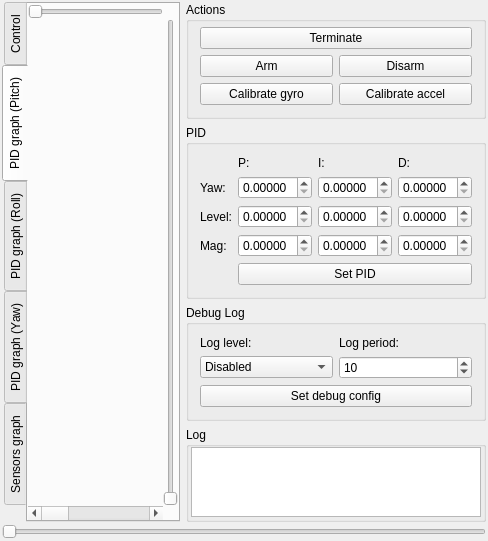
The window that mainwindow.ui (apikozh/QuadcopterRC) describes before a commit, drawn with Qt 5.
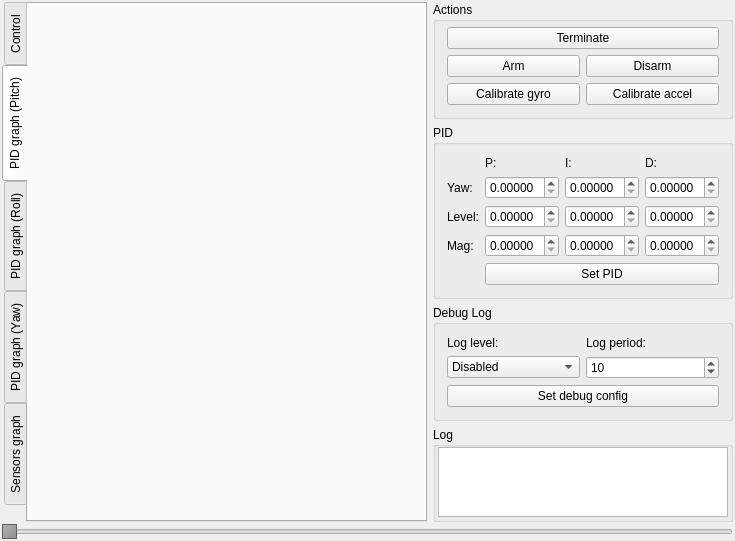
The same window after the commit. Custom widgets are drawn as their Qt base class.

What changed in the file:
```diff
--- a/mainwindow.ui
+++ b/mainwindow.ui
@@ -6,8 +6,8 @@
    <rect>
     <x>0</x>
     <y>0</y>
-    <width>488</width>
-    <height>470</height>
+    <width>735</width>
+    <height>498</height>
    </rect>
   </property>
   <property name="windowTitle">
@@ -84,28 +84,7 @@
          <number>0</number>
         </property>
         <item row="0" column="0">
-         <widget class="QSlider" name="horizontalSlider">
-          <property name="orientation">
-           <enum>Qt::Horizontal</enum>
-          </property>
-         </widget>
-        </item>
-        <item row="1" column="0">
-         <widget class="QWidget" name="widget_2" native="true"/>
-        </item>
-        <item row="1" column="1">
-         <widget class="QSlider" name="verticalSlider">
-          <property name="orientation">
-           <enum>Qt::Vertical</enum>
-          </property>
-         </widget>
-        </item>
-        <item row="2" column="0">
-         <widget class="QScrollBar" name="horizontalScrollBar">
-          <property name="orientation">
-           <enum>Qt::Horizontal</enum>
-          </property>
-         </widget>
+         <widget class="GraphWidget" name="pidXGraph" native="true"/>
         </item>
        </layout>
       </widget>
@@ -177,6 +156,12 @@
           </item>
           <item row="1" column="0">
            <widget class="QPushButton" name="btnArm">
+            <property name="sizePolicy">
+             <sizepolicy hsizetype="Minimum" vsizetype="Fixed">
+              <horstretch>0</horstretch>
+              <verstretch>2</verstretch>
+             </sizepolicy>
+            </property>
             <property name="text">
              <string>Arm</string>
             </property>
@@ -542,18 +527,6 @@
           </property>
           <item>
            <widget class="QPlainTextEdit" name="log">
-            <property name="sizePolicy">
-             <sizepolicy hsizetype="Ignored" vsizetype="Preferred">
-              <horstretch>0</horstretch>
-              <verstretch>0</verstretch>
-             </sizepolicy>
-            </property>
-            <property name="maximumSize">
-             <size>
-              <width>16777215</width>
-              <height>16777215</height>
-             </size>
-            </property>
             <property name="readOnly">
              <bool>true</bool>
             </property>
@@ -567,6 +540,12 @@
     </item>
     <item row="1" column="0" colspan="2">
      <widget class="QSlider" name="horizontalSlider_2">
+      <property name="styleSheet">
+       <string notr="true">QSlider::handle:horizontal {
+     background: qlineargradient(x1:0, y1:0, x2:1, y2:1, stop:0 #b4b4b4, stop:1 #8f8f8f);
+     border: 1px solid #5c5c5c;
+ }</string>
+      </property>
       <property name="orientation">
        <enum>Qt::Horizontal</enum>
       </property>
@@ -583,6 +562,12 @@
    <header>controlarea.h</header>
    <container>1</container>
   </customwidget>
+  <customwidget>
+   <class>GraphWidget</class>
+   <extends>QWidget</extends>
+   <header>graphwidget.h</header>
+   <container>1</container>
+  </customwidget>
  </customwidgets>
  <resources/>
  <connections/>
```
